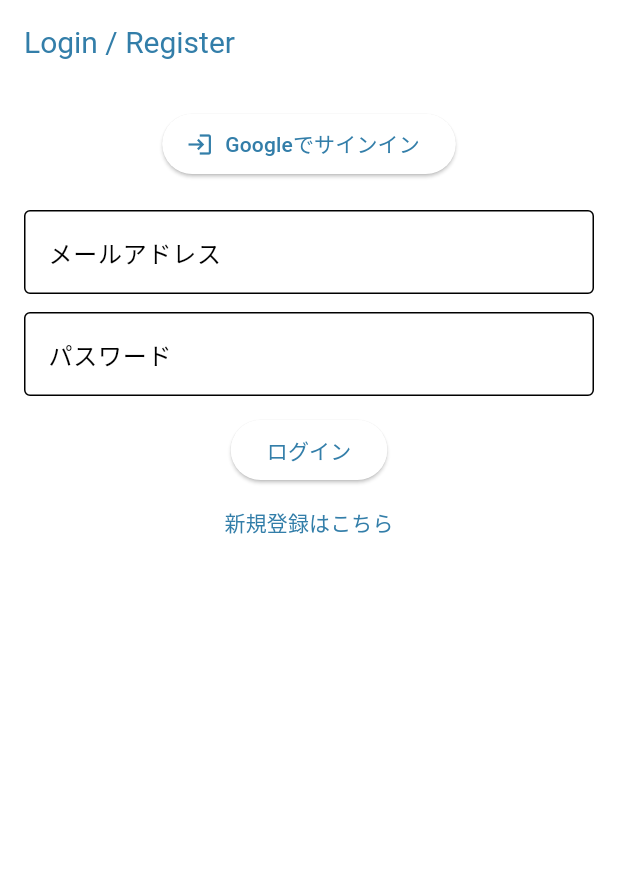
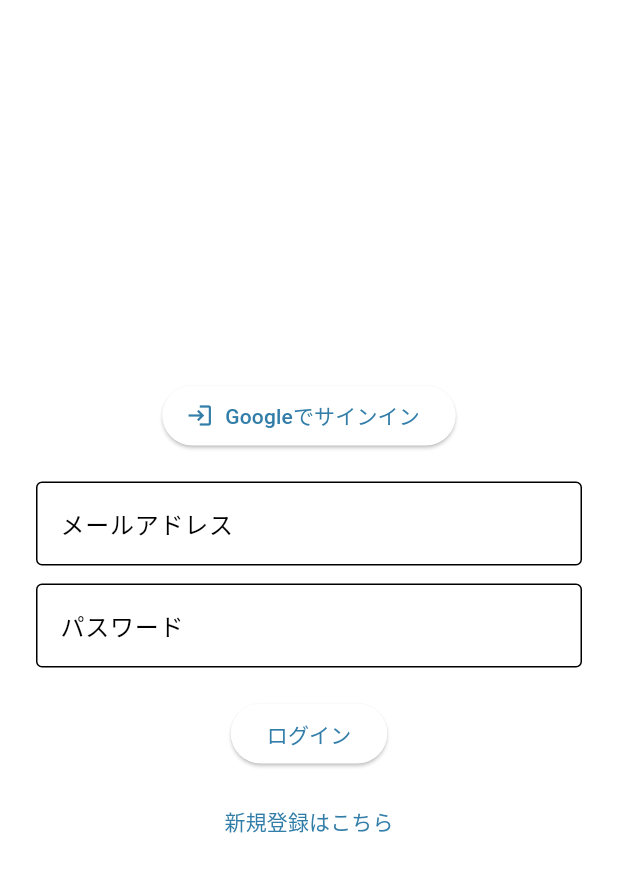
Before and after one commit to Haruki1090/notion_gtd_manager, a Flutter app: the screen it shows after launch, on a phone screen of 412 x 824 dp. Shown: the top 872 px of the screen. Run offline on Flutter 3.47's test engine with Material 3 defaults, Android fonts, the phone set to English and light mode, and no system bars; our stand-ins replace firebase_auth, firebase_core, flutter_dotenv, flutter_riverpod, freezed_annotation, google_sign_in and 1 more; accounts and stored records are empty.

Commit message:
ログイン不具合の修正

```diff
--- a/lib/src/screens/login_screen.dart
+++ b/lib/src/screens/login_screen.dart
@@ -60,19 +60,19 @@ class _LoginScreenState extends ConsumerState<LoginScreen> {
   @override
   Widget build(BuildContext context) {
     return Scaffold(
-      appBar: AppBar(title: const Text('Login / Register')),
-      body: Padding(
-        padding: const EdgeInsets.all(16.0),
+      body: Center(
+        child: SingleChildScrollView(
+          padding: const EdgeInsets.all(24.0),
           child: Column(
+            mainAxisSize: MainAxisSize.min,
+            crossAxisAlignment: CrossAxisAlignment.center,
             children: [
-            // Google サインインボタン
               ElevatedButton.icon(
                 icon: const Icon(Icons.login),
                 label: const Text('Googleでサインイン'),
                 onPressed: _handleGoogleSignIn,
               ),
               const SizedBox(height: 20),
-            // メール認証用フォーム
               TextField(
                 controller: _emailController,
                 decoration: const InputDecoration(
@@ -89,11 +89,12 @@ class _LoginScreenState extends ConsumerState<LoginScreen> {
                 ),
                 obscureText: true,
               ),
-            const SizedBox(height: 12),
+              const SizedBox(height: 20),
               ElevatedButton(
                 onPressed: _handleEmailAuth,
                 child: Text(_isRegisterMode ? '登録' : 'ログイン'),
               ),
+              const SizedBox(height: 10),
               TextButton(
                 onPressed: () {
                   setState(() {
@@ -106,6 +107,7 @@ class _LoginScreenState extends ConsumerState<LoginScreen> {
             ],
           ),
         ),
+      ),
     );
   }
 }
```
Lines whose indentation alone changed are shown as unchanged.
